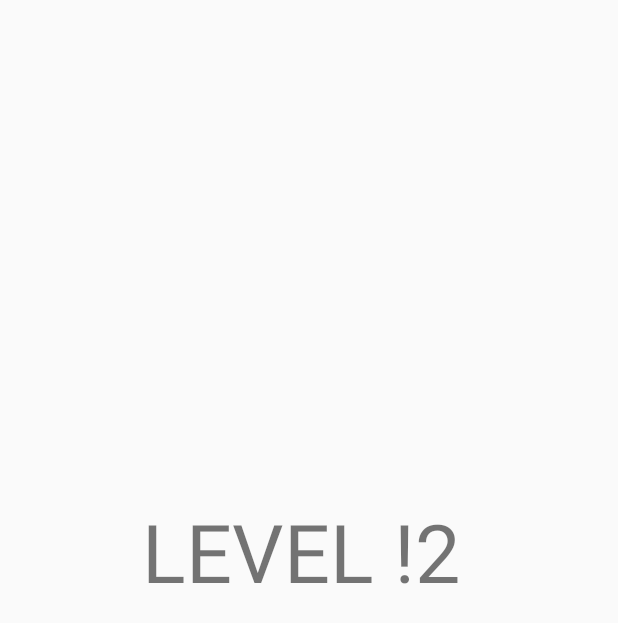
After one commit to activedigital17/UpoznajmoHrvatsku, an Android app: the splash_screen_leveltwo screen opened directly, with no data from a screen before it, on a phone screen of 412 x 824 dp. The commit adds this screen. Shown: the top 623 px of the screen. Run offline under Robolectric (Android 15) with nearby library versions, the phone set to English and light mode, and no system bars; Roboto replaces fonts that are not available here; 1 statement that could not run was skipped.

Commit message:
added loading/splash screen

```diff
--- a/app/src/main/java/com/quizapp/Constants.kt
+++ b/app/src/main/java/com/quizapp/LevelOneQuestions.kt
@@ -2,13 +2,11 @@ package com.quizapp
 
 import android.util.Log
 
-object Constants{
+object LevelOneQuestions{
 
     //placeholderi koji se koriste kasnije u intentu tj prijalazu iz jednog na drugi
     const val TOTAL_QUESTIONS:String= "total_questions"
     const val CORRECT_ANSWERS:String = "correct_answers"
-
-
 
     fun getQuestions():ArrayList<Questions>{
 
--- a/app/src/main/java/com/quizapp/SharedPreferences.kt
+++ b/app/src/main/java/com/quizapp/SharedPreferences.kt
@@ -13,7 +13,7 @@ class SharedPreferences(val context:Context) {
 
         editor.putInt(KEY_NAME, value)
 
-        editor!!.commit()
+        editor.commit()
     }
 
     fun getValueInt(KEY_NAME: String): Int {
--- /dev/null
+++ b/app/src/main/java/com/quizapp/SplashScreenLeveloneActivity.kt
@@ -0,0 +1,33 @@
+package com.quizapp
+
+import android.content.Intent
+import androidx.appcompat.app.AppCompatActivity
+import android.os.Bundle
+import android.os.Handler
+import android.view.View
+
+class SplashScreenLeveloneActivity : AppCompatActivity() {
+
+    private val SPLASH_TIME_OUT:Long = 3000
+
+    override fun onCreate(savedInstanceState: Bundle?) {
+        super.onCreate(savedInstanceState)
+        setContentView(R.layout.splash_screen_levelone)
+        window.decorView.systemUiVisibility = View.SYSTEM_UI_FLAG_FULLSCREEN
+
+        Handler().postDelayed({
+            // This method will be executed once the timer is over
+            // Start your app main activity
+
+            startActivity(Intent(this,QuizQuestionsActivity::class.java))
+
+            // close this activity
+            finish()
+        }, SPLASH_TIME_OUT)
+
+
+
+
+
+    }
+}
--- /dev/null
+++ b/app/src/main/java/com/quizapp/splash_screen_leveltwo.kt
@@ -0,0 +1,29 @@
+package com.quizapp
+
+import android.content.Intent
+import androidx.appcompat.app.AppCompatActivity
+import android.os.Bundle
+import android.os.Handler
+import android.view.View
+
+class splash_screen_leveltwo : AppCompatActivity() {
+
+    private val SPLASH_TIME_OUT:Long = 3000
+
+    override fun onCreate(savedInstanceState: Bundle?) {
+        super.onCreate(savedInstanceState)
+        setContentView(R.layout.activity_splash_screen_leveltwo)
+
+        window.decorView.systemUiVisibility = View.SYSTEM_UI_FLAG_FULLSCREEN
+
+        Handler().postDelayed({
+            // This method will be executed once the timer is over
+            // Start your app main activity
+
+            startActivity(Intent(this,QuizQuestionsActivity::class.java))
+
+            // close this activity
+            finish()
+        }, SPLASH_TIME_OUT)
+    }
+}
--- a/app/src/main/res/layout/activity_splash_screen.xml
+++ b/app/src/main/res/layout/activity_splash_screen.xml
@@ -4,7 +4,7 @@
     xmlns:tools="http://schemas.android.com/tools"
     android:layout_width="match_parent"
     android:layout_height="match_parent"
-    android:background="@drawable/karta_hrvatske"
+    android:background="@drawable/splash_screen_back"
     tools:context=".SplashScreen">
 
 </LinearLayout>
--- /dev/null
+++ b/app/src/main/res/layout/activity_splash_screen_leveltwo.xml
@@ -0,0 +1,23 @@
+<?xml version="1.0" encoding="utf-8"?>
+<androidx.constraintlayout.widget.ConstraintLayout xmlns:android="http://schemas.android.com/apk/res/android"
+    xmlns:app="http://schemas.android.com/apk/res-auto"
+    xmlns:tools="http://schemas.android.com/tools"
+    android:layout_width="match_parent"
+    android:layout_height="match_parent"
+    tools:context=".splash_screen_leveltwo">
+
+    <TextView
+        android:id="@+id/textView2"
+        android:layout_width="wrap_content"
+        android:layout_height="wrap_content"
+        android:layout_marginStart="172dp"
+        android:layout_marginTop="312dp"
+        android:layout_marginEnd="182dp"
+        android:layout_marginBottom="401dp"
+        android:text="LEVEL !2"
+        android:textSize="54sp"
+        app:layout_constraintBottom_toBottomOf="parent"
+        app:layout_constraintEnd_toEndOf="parent"
+        app:layout_constraintStart_toStartOf="parent"
+        app:layout_constraintTop_toTopOf="parent" />
+</androidx.constraintlayout.widget.ConstraintLayout>
--- a/build.gradle
+++ b/build.gradle
@@ -7,7 +7,7 @@ buildscript {
 
     }
     dependencies {
-        classpath 'com.android.tools.build:gradle:3.6.2'
+        classpath 'com.android.tools.build:gradle:3.6.3'
         classpath "org.jetbrains.kotlin:kotlin-gradle-plugin:$kotlin_version"
 
         // NOTE: Do not place your application dependencies here; they belong
```
Also changed, not shown: app/src/main/AndroidManifest.xml (+10 -4 lines), app/src/main/java/com/quizapp/LevelTwoQuestions.kt (added, +23 -0 lines), app/src/main/java/com/quizapp/MainActivity.kt (+8 -1 lines), app/src/main/java/com/quizapp/QuizQuestionsActivity.kt (+21 -17 lines), app/src/main/java/com/quizapp/ResultActivity.kt (+29 -7 lines).
